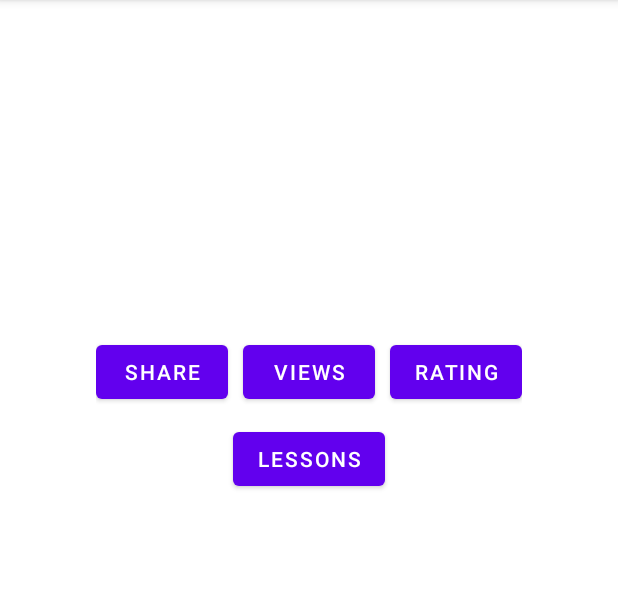
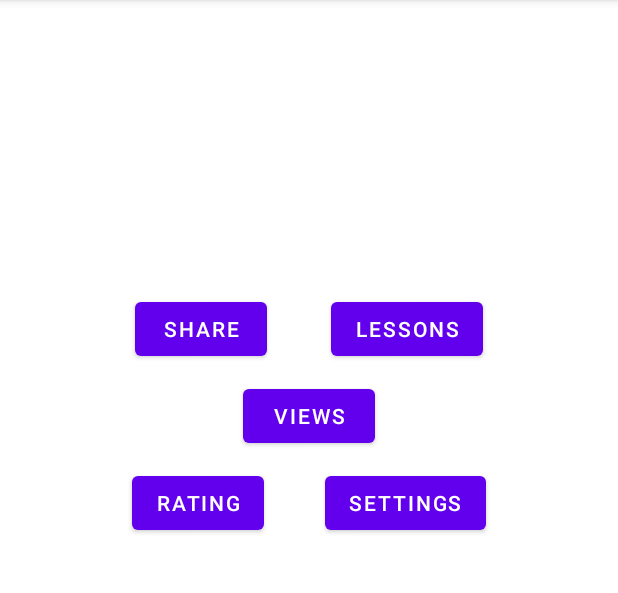
Before and after one commit to Matrot12/LoggingViewsAndActivity, an Android app: the screen it shows after launch (MainActivity), on a phone screen of 412 x 824 dp, the part 84-677 px from its top. Run offline under Robolectric (Android 15) with nearby library versions, the phone set to English and light mode, and no system bars.

Commit message:
"Persistence"

```diff
--- a/app/build.gradle
+++ b/app/build.gradle
@@ -40,4 +40,6 @@ dependencies {
     testImplementation 'junit:junit:4.+'
     androidTestImplementation 'androidx.test.ext:junit:1.1.3'
     androidTestImplementation 'androidx.test.espresso:espresso-core:3.4.0'
+    implementation 'androidx.room:room-runtime:2.4.0'
+    kapt 'androidx.room:room-compiler:2.4.0'
 }
--- a/app/src/main/java/at/fh/mappdev/loggingviewsandactivity/MainActivity.kt
+++ b/app/src/main/java/at/fh/mappdev/loggingviewsandactivity/MainActivity.kt
@@ -1,11 +1,16 @@
 package at.fh.mappdev.loggingviewsandactivity
 
+import android.content.Context
 import android.content.Intent
 import android.os.Bundle
 import android.util.Log
 import android.widget.Button
+import android.widget.Switch
 import android.widget.TextView
 import androidx.appcompat.app.AppCompatActivity
+import androidx.appcompat.app.AppCompatDelegate
+import at.fh.mappdev.loggingviewsandactivity.SettingsActivity.Companion.DARKMODE
+import at.fh.mappdev.loggingviewsandactivity.SettingsActivity.Companion.USERNAME
 
 class MainActivity : AppCompatActivity() {
 
@@ -13,10 +18,16 @@ class MainActivity : AppCompatActivity() {
         super.onCreate(savedInstanceState)
         setContentView(R.layout.activity_main)
         Log.v("MyActivity", "onCreate")
+
         Log.d("MyActivity", "onCreate")
         Log.i("MyActivity", "onCreate")
         Log.w("MyActivity", "onCreate")
         Log.e("MyActivity", "onCreate")
+
+        val sharedPreferences = getSharedPreferences(packageName, Context.MODE_PRIVATE)
+        val darkMode = sharedPreferences.getBoolean(DARKMODE, false)
+        if (darkMode) AppCompatDelegate.setDefaultNightMode(AppCompatDelegate.MODE_NIGHT_YES)
+        else AppCompatDelegate.setDefaultNightMode(AppCompatDelegate.MODE_NIGHT_NO)
 
        // binding.shareMain.setOnClickListener {
         findViewById<Button>(R.id.share_main).setOnClickListener {
@@ -44,16 +55,27 @@ class MainActivity : AppCompatActivity() {
             val intent = Intent(this, LessonListActivity::class.java)
             startActivity(intent)
         }
+        findViewById<Button>(R.id.open_settings).setOnClickListener {
+            val intent = Intent(this, SettingsActivity::class.java)
+            startActivity(intent)
+        }
     }
 
     override fun onStart() {
         super.onStart()
         Log.w("MyActivity", "onStart")
+
+
     }
 
     override fun onResume() {
         super.onResume()
         Log.w("MyActivity", "onResume")
+
+        val sharedPreferences = getSharedPreferences(packageName, Context.MODE_PRIVATE)
+        //Context.getSharedPreferences(Context.at.fh.mappdev.loggingviewsandactivity, Context.MODE_PRIVATE)
+        var username = sharedPreferences.getString(USERNAME, null)
+        findViewById<TextView>(R.id.view_username).text = username
     }
 
     override fun onPause() {
--- a/app/src/main/res/layout/activity_main.xml
+++ b/app/src/main/res/layout/activity_main.xml
@@ -6,45 +6,32 @@
     android:layout_height="match_parent"
     tools:context=".MainActivity">
 
-    <LinearLayout
-        android:id="@+id/linearLayout"
+    <Button
+        android:id="@+id/open_rating"
         android:layout_width="wrap_content"
         android:layout_height="wrap_content"
-        android:orientation="horizontal"
-        tools:layout_editor_absoluteX="127dp"
-        tools:layout_editor_absoluteY="683dp">
+        android:layout_weight="1"
+        android:text="Rating"
+        tools:layout_editor_absoluteX="215dp"
+        tools:layout_editor_absoluteY="224dp" />
 
-        <Button
-            android:id="@+id/share_main"
-            android:layout_width="wrap_content"
-            android:layout_height="wrap_content"
-            android:layout_weight="1"
-            android:text="Share" />
+    <Button
+        android:id="@+id/open_views"
+        android:layout_width="wrap_content"
+        android:layout_height="wrap_content"
+        android:layout_weight="1"
+        android:text="Views"
+        tools:layout_editor_absoluteX="93dp"
+        tools:layout_editor_absoluteY="224dp" />
 
-        <Space
-            android:layout_width="10dp"
-            android:layout_height="wrap_content"
-            android:layout_weight="1" />
-
-        <Button
-            android:id="@+id/open_views"
-            android:layout_width="wrap_content"
-            android:layout_height="wrap_content"
-            android:layout_weight="1"
-            android:text="Views" />
-
-        <Space
-            android:layout_width="10dp"
-            android:layout_height="wrap_content"
-            android:layout_weight="1" />
-
-        <Button
-            android:id="@+id/open_rating"
-            android:layout_width="wrap_content"
-            android:layout_height="wrap_content"
-            android:layout_weight="1"
-            android:text="Rating" />
-    </LinearLayout>
+    <Button
+        android:id="@+id/share_main"
+        android:layout_width="wrap_content"
+        android:layout_height="wrap_content"
+        android:layout_weight="1"
+        android:text="Share"
+        tools:layout_editor_absoluteX="64dp"
+        tools:layout_editor_absoluteY="224dp" />
 
     <Button
         android:id="@+id/open_lessons"
@@ -54,17 +41,34 @@
         tools:layout_editor_absoluteX="61dp"
         tools:layout_editor_absoluteY="397dp" />
 
+    <Button
+        android:id="@+id/open_settings"
+        android:layout_width="wrap_content"
+        android:layout_height="wrap_content"
+        android:text="Settings" />
+
     <androidx.constraintlayout.helper.widget.Flow
+        android:id="@+id/flow"
         android:layout_width="285dp"
         android:layout_height="106dp"
         android:layout_marginTop="224dp"
-        app:constraint_referenced_ids="linearLayout,open_lessons"
+        app:constraint_referenced_ids="share_main,open_lessons,open_views,open_rating,open_settings"
         app:flow_horizontalGap="15dp"
-        app:flow_maxElementsWrap="1"
+        app:flow_maxElementsWrap="3"
         app:flow_verticalGap="10dp"
         app:flow_wrapMode="chain"
         app:layout_constraintEnd_toEndOf="parent"
         app:layout_constraintStart_toStartOf="parent"
         app:layout_constraintTop_toTopOf="parent" />
 
+    <TextView
+        android:id="@+id/view_username"
+        android:layout_width="wrap_content"
+        android:layout_height="wrap_content"
+        android:layout_marginTop="16dp"
+        android:layout_marginEnd="16dp"
+        android:text="TextView"
+        app:layout_constraintEnd_toEndOf="parent"
+        app:layout_constraintTop_toTopOf="parent" />
+
 </androidx.constraintlayout.widget.ConstraintLayout>
--- a/build.gradle
+++ b/build.gradle
@@ -8,8 +8,8 @@ buildscript {
 
     }
     dependencies {
-        classpath 'com.android.tools.build:gradle:7.0.3'
-        classpath "org.jetbrains.kotlin:kotlin-gradle-plugin:1.5.31"
+        classpath 'com.android.tools.build:gradle:7.0.4'
+        classpath "org.jetbrains.kotlin:kotlin-gradle-plugin:$kotlin_version"
         // NOTE: Do not place your application dependencies here; they belong
         // in the individual module build.gradle files
     }
```
Also changed, not shown: app/src/main/AndroidManifest.xml (+11 -3 lines), app/src/main/java/at/fh/mappdev/loggingviewsandactivity/LessonNoteActivity.kt (added, +46 -0 lines), app/src/main/java/at/fh/mappdev/loggingviewsandactivity/LessonNoteDao.kt (added, +17 -0 lines), app/src/main/java/at/fh/mappdev/loggingviewsandactivity/LessonNoteDatabase.kt (added, +30 -0 lines), app/src/main/java/at/fh/mappdev/loggingviewsandactivity/LessonRatingActivity.kt (+27 -10 lines), app/src/main/java/at/fh/mappdev/loggingviewsandactivity/LessonRepository.kt (+13 -0 lines), app/src/main/java/at/fh/mappdev/loggingviewsandactivity/Models.kt (+9 -0 lines), app/src/main/java/at/fh/mappdev/loggingviewsandactivity/SettingsActivity.kt (added, +58 -0 lines), app/src/main/res/layout/activity_lesson_note.xml (added, +40 -0 lines), app/src/main/res/layout/activity_lesson_rating.xml (+16 -5 lines), app/src/main/res/layout/activity_settings.xml (added, +55 -0 lines).
